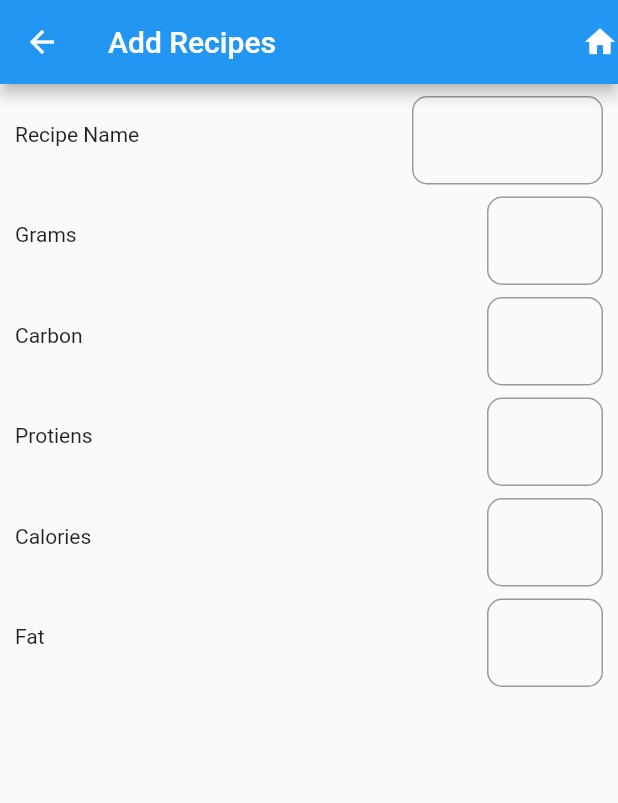
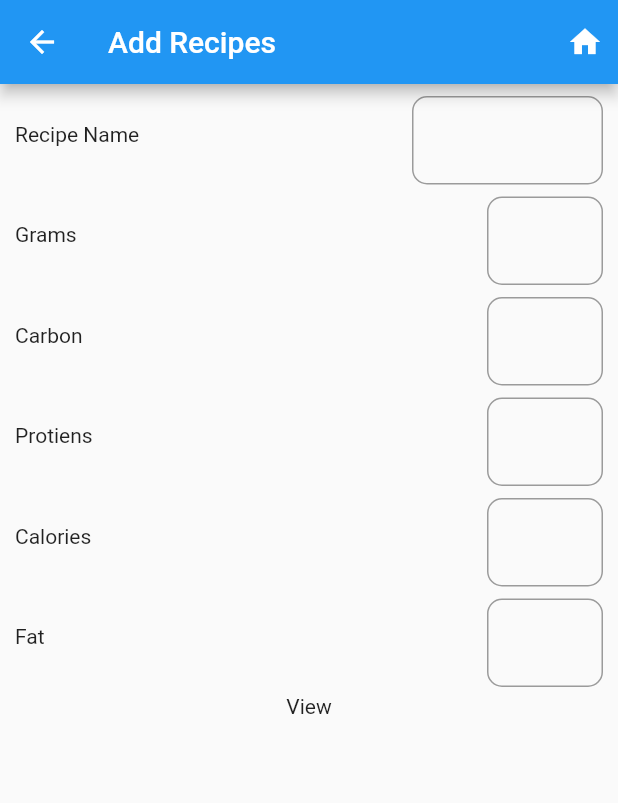
Before and after one commit to tejaschinni/caloriecounter, a Flutter app: the AddRecipesPage screen opened directly, after a tap on the "add" icon, on a phone screen of 412 x 824 dp. Shown: the top 803 px of the screen. Run offline on Flutter 3.47's test engine with Material 2 defaults, Android fonts, the phone set to English and light mode, and no system bars; our stand-ins replace cloud_firestore, firebase_auth, google_sign_in; accounts and stored records are empty.

```diff
--- a/lib/caloriescounter/addRecipesPage.dart
+++ b/lib/caloriescounter/addRecipesPage.dart
@@ -1,3 +1,5 @@
+import 'package:caloriecounter/caloriescounter/viewRecipesPage.dart';
+import 'package:cloud_firestore/cloud_firestore.dart';
 import 'package:flutter/material.dart';
 
 import '../data/food.dart';
@@ -17,23 +19,35 @@ class _AddRecipesPageState extends State<AddRecipesPage> {
   TextEditingController protiensController = TextEditingController();
   TextEditingController caloriesController = TextEditingController();
 
+  CollectionReference collection =
+      FirebaseFirestore.instance.collection('food');
+
   String name;
   int grams, carbon, fats, protiens, calories;
 
   List<Food> item = List();
 
   @override
+  void initState() {
+    // TODO: implement initState
+    super.initState();
+  }
+
+  @override
   Widget build(BuildContext context) {
     return Scaffold(
-      resizeToAvoidBottomInset: false,
+      // resizeToAvoidBottomInset: false,
       appBar: AppBar(
         title: Text('Add Recipes'),
         actions: [
-          InkWell(
-            child: Icon(Icons.home),
-            onTap: () {
-              widget.signOut();
-            },
+          Container(
+            padding: EdgeInsets.all(10),
+            child: InkWell(
+              child: Icon(Icons.home),
+              onTap: () {
+                widget.signOut();
+              },
+            ),
           )
         ],
       ),
@@ -233,13 +247,26 @@ class _AddRecipesPageState extends State<AddRecipesPage> {
                 ],
               ),
               Expanded(
+                  child: Container(
+                padding: EdgeInsets.all(5),
+                child: InkWell(
+                  child: Text('View'),
+                  onTap: () {
+                    Navigator.push(
+                        context,
+                        MaterialPageRoute(
+                            builder: (context) => ViewRecipesPage()));
+                  },
+                ),
+              )),
+              Expanded(
                 child: Container(
                     padding: EdgeInsets.all(5),
                     child: ListView.builder(
                         itemCount: item.length,
                         itemBuilder: (BuildContext context, int index) {
                           return ListTile(
-                            title: Text(item[index].recipesName),
+                            title: Text('item[index].recipesName'),
                             subtitle: Text("Protiens =" +
                                 item[index].protines.toString() +
                                 " "
@@ -248,7 +275,7 @@ class _AddRecipesPageState extends State<AddRecipesPage> {
                                 " Carbon=" +
                                 item[index].carbon.toString() +
                                 " Fat=" +
-                                item[index].fat.toString()),
+                                item[index].fats.toString()),
                             trailing:
                                 Text("Grams=" + item[index].grams.toString()),
                           );
@@ -262,18 +289,13 @@ class _AddRecipesPageState extends State<AddRecipesPage> {
         child: Icon(Icons.add),
         onPressed: () {
           for (int i = 0; i < item.length; i++) {
-            print(item[i].recipesName);
+            print(item[i].name);
           }
           print('-----------------' + name);
-          Food a = Food(
-              calories: calories,
-              recipesName: name,
-              fat: fats,
-              carbon: carbon,
-              protines: protiens,
-              grams: grams);
+
           setState(() {
-            item.add(a);
+            // item.add(a);
+            addFood();
             print(item.length);
             nameController.text = "";
             protiensController.text = "";
@@ -292,4 +314,15 @@ class _AddRecipesPageState extends State<AddRecipesPage> {
       ),
     );
   }
+
+  Future<void> addFood() async {
+    collection.doc().set({
+      'name': name,
+      'fats': fats,
+      'grams': grams,
+      'protiens': protiens,
+      'calories': calories,
+      'carbon': carbon
+    });
+  }
 }
```
Also changed, not shown: lib/caloriescounter/viewRecipesPage.dart (added, +53 -0 lines).
